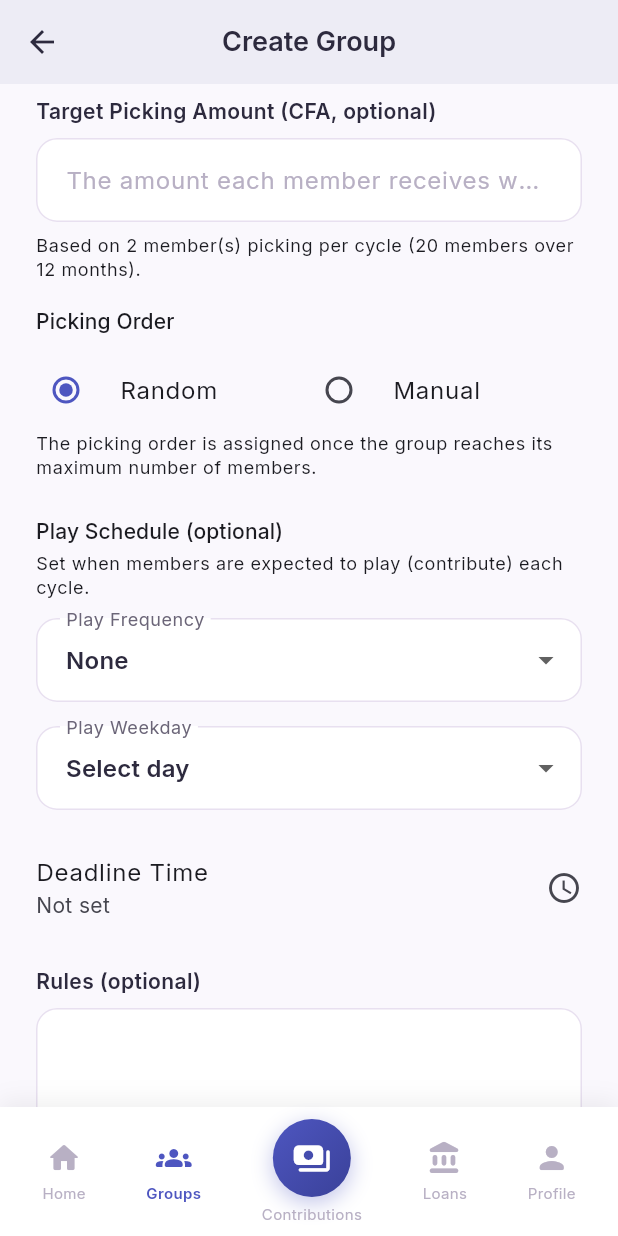
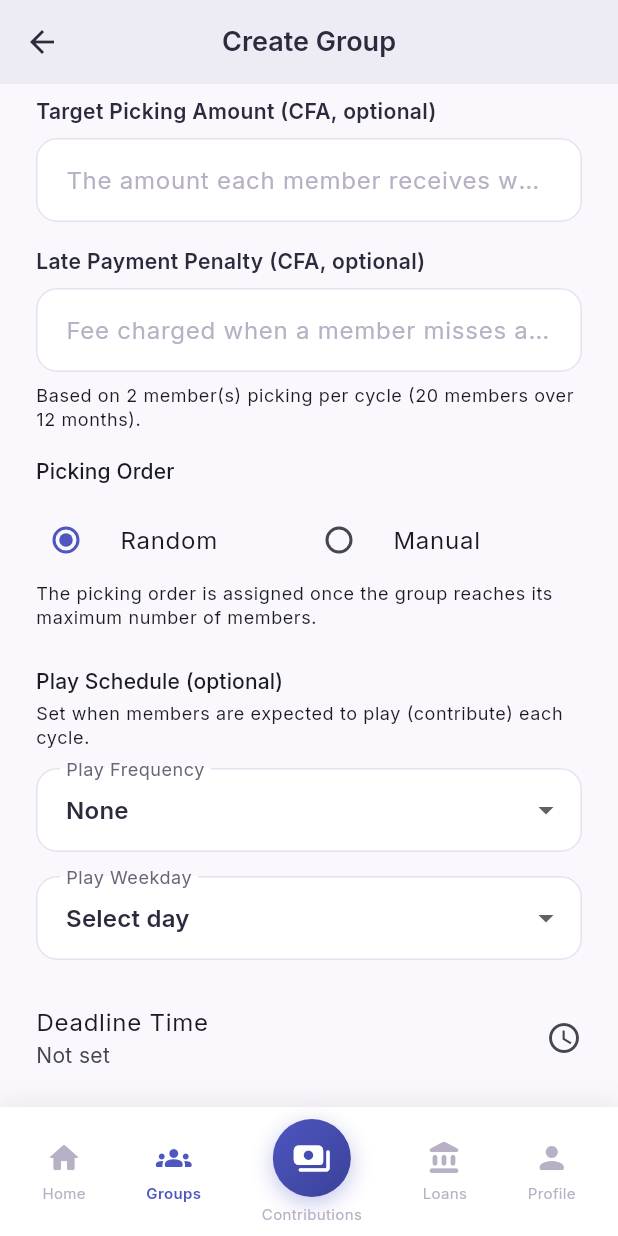
Before and after one commit to MaryMakuchi/Frontend-for-njangi_trust, a Flutter app: the CreateGroupScreen screen opened by its route, scrolled down 576 dp, on a phone screen of 412 x 824 dp. Run offline on Flutter 3.47's test engine with Material 3 defaults, Android fonts, the phone set to English and light mode, and no system bars; our stand-ins replace connectivity_plus, equatable, firebase_core, firebase_messaging, flutter_riverpod, flutter_secure_storage and 6 more; accounts and stored records are empty; network calls fail.

Commit message:
Fix: penalty field in group creation, total balance → wallet nav, overflow fix, nomination UX, app icon path

```diff
--- a/lib/data/repositories/group_repository_impl.dart
+++ b/lib/data/repositories/group_repository_impl.dart
@@ -75,6 +75,7 @@ class GroupRepositoryImpl implements GroupRepository {
     required DateTime startDate,
     String? rules,
     double? targetAmount,
+    double? latePenalty,
     int durationMonths = 12,
     String pickingMode = 'random',
     String? playFrequency,
@@ -115,6 +116,7 @@ class GroupRepositoryImpl implements GroupRepository {
         'start_date': startDate.toIso8601String().split('T').first,
         if (rules != null && rules.isNotEmpty) 'rules': rules,
         if (targetAmount != null) 'target_amount': targetAmount,
+        if (latePenalty != null && latePenalty > 0) 'late_payment_penalty': latePenalty,
         'duration_months': durationMonths,
         'picking_mode': pickingMode,
         ...GroupModel.scheduleToJson(
--- a/lib/domain/repositories/group_repository.dart
+++ b/lib/domain/repositories/group_repository.dart
@@ -19,6 +19,7 @@ abstract class GroupRepository {
     required DateTime startDate,
     String? rules,
     double? targetAmount,
+    double? latePenalty,
     int durationMonths = 12,
     String pickingMode = 'random',
     String? playFrequency,
--- a/lib/presentation/screens/groups/create_group_screen.dart
+++ b/lib/presentation/screens/groups/create_group_screen.dart
@@ -24,6 +24,7 @@ class _CreateGroupScreenState extends ConsumerState<CreateGroupScreen> {
   final _membersController = TextEditingController(text: '20');
   final _rulesController = TextEditingController();
   final _targetAmountController = TextEditingController();
+  final _penaltyController = TextEditingController();
   final _durationController = TextEditingController(text: '12');
   String _frequency = AppConstants.contributionFrequencies.first;
   String _pickingMode = 'random';
@@ -83,6 +84,7 @@ class _CreateGroupScreenState extends ConsumerState<CreateGroupScreen> {
     _membersController.dispose();
     _rulesController.dispose();
     _targetAmountController.dispose();
+    _penaltyController.dispose();
     _durationController.dispose();
     super.dispose();
   }
@@ -118,6 +120,9 @@ class _CreateGroupScreenState extends ConsumerState<CreateGroupScreen> {
             targetAmount: _targetAmountController.text.trim().isEmpty
                 ? null
                 : double.parse(_targetAmountController.text.replaceAll(',', '')),
+            latePenalty: _penaltyController.text.trim().isEmpty
+                ? null
+                : double.parse(_penaltyController.text.replaceAll(',', '')),
             durationMonths: int.parse(_durationController.text),
             pickingMode: _pickingMode,
             playFrequency: _playFrequency,
@@ -218,6 +223,14 @@ class _CreateGroupScreenState extends ConsumerState<CreateGroupScreen> {
                 keyboardType: TextInputType.number,
                 inputFormatters: [ThousandsSeparatorInputFormatter()],
                 hint: 'The amount each member receives when it is their turn',
+              ),
+              const SizedBox(height: 16),
+              CustomTextField(
+                label: 'Late Payment Penalty (CFA, optional)',
+                controller: _penaltyController,
+                keyboardType: TextInputType.number,
+                inputFormatters: [ThousandsSeparatorInputFormatter()],
+                hint: 'Fee charged when a member misses a contribution deadline',
               ),
               if (_pickersPerCycle > 0) ...[
                 const SizedBox(height: 8),
--- a/lib/presentation/screens/home/dashboard_screen.dart
+++ b/lib/presentation/screens/home/dashboard_screen.dart
@@ -118,7 +118,7 @@ class DashboardScreen extends ConsumerWidget {
                           flex: 2,
                           child: _TotalBalanceCard(
                             totalBalance: dashboard.totalBalance,
-                            onTap: () => context.push(AppRoutes.savings),
+                            onTap: () => context.push(AppRoutes.walletAccounts),
                           ),
                         ),
                       ],
@@ -316,7 +316,7 @@ class _PlayNjangiGroupsSheet extends ConsumerWidget {
   Widget build(BuildContext context, WidgetRef ref) {
     final groupsAsync = ref.watch(groupsProvider);
 
-    return Padding(
+    return SingleChildScrollView(
       padding: EdgeInsets.only(
         left: 20,
         right: 20,
--- a/lib/presentation/widgets/brand_logo.dart
+++ b/lib/presentation/widgets/brand_logo.dart
@@ -20,7 +20,7 @@ class BrandLogo extends StatelessWidget {
   /// instead of white.
   final bool onLight;
 
-  static const String assetPath = 'assets/images/nkap_logo.png';
+  static const String assetPath = 'assets/images/app_icon.png';
 
   @override
   Widget build(BuildContext context) {
```
Also changed, not shown: lib/presentation/screens/groups/group_details_screen.dart (+27 -3 lines), 1 other file.
